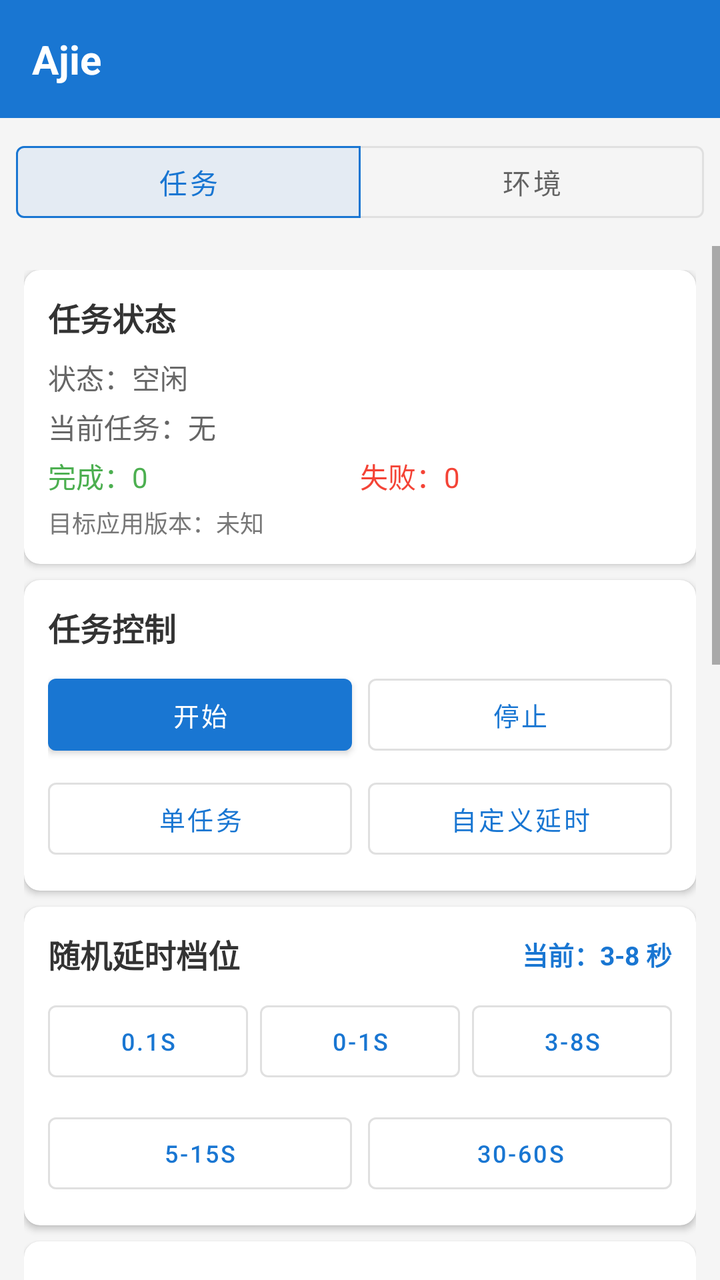
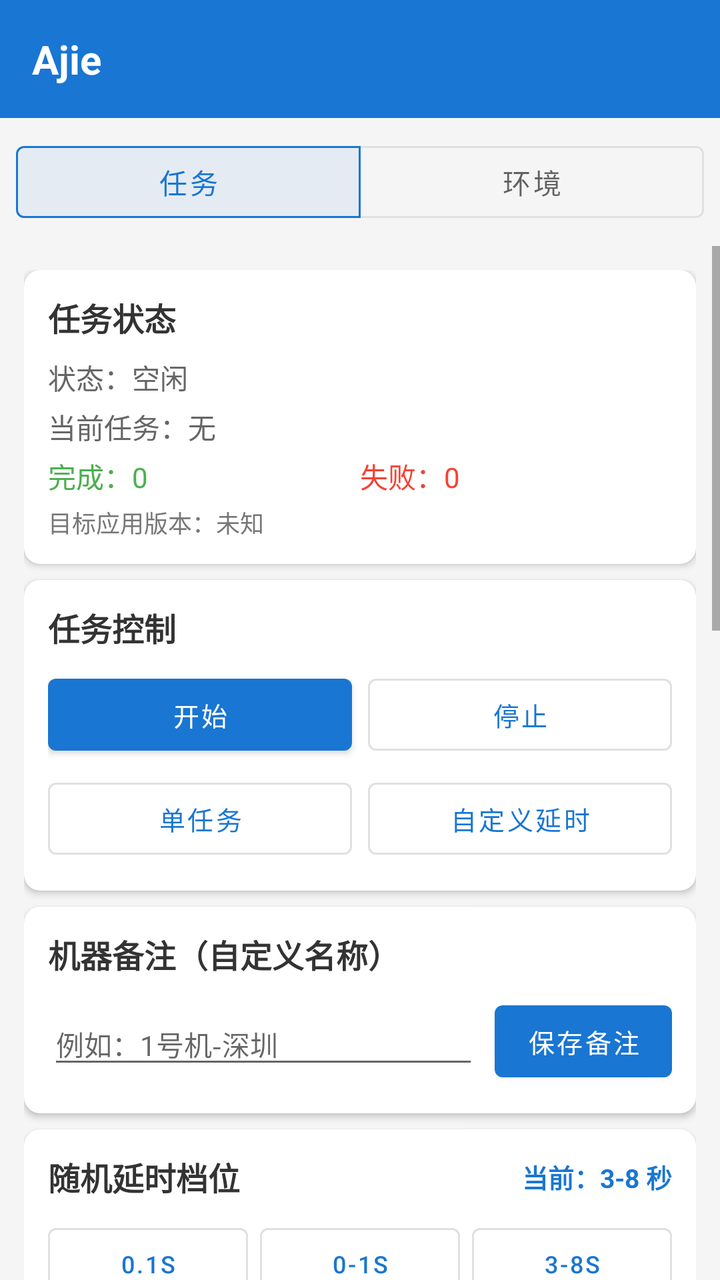

Before-and-after screenshots of an Android layout around one commit, followed by the original layout XML and the change that was made.
<!-- AndroidManifest.xml: application theme Theme.TaskHelper -->
<!-- res/layout/activity_main.xml -->
<?xml version="1.0" encoding="utf-8"?>
<LinearLayout xmlns:android="http://schemas.android.com/apk/res/android"
    xmlns:app="http://schemas.android.com/apk/res-auto"
    android:layout_width="match_parent"
    android:layout_height="match_parent"
    android:background="#F5F5F5"
    android:orientation="vertical">

    <LinearLayout
        android:layout_width="match_parent"
        android:layout_height="wrap_content"
        android:background="#1976D2"
        android:gravity="center_vertical"
        android:orientation="horizontal"
        android:padding="16dp">

        <TextView
            android:layout_width="0dp"
            android:layout_height="wrap_content"
            android:layout_weight="1"
            android:text="Ajie"
            android:textColor="#FFFFFF"
            android:textSize="20sp"
            android:textStyle="bold" />

        <TextView
            android:id="@+id/tv_username"
            android:layout_width="wrap_content"
            android:layout_height="wrap_content"
            android:textColor="#FFFFFF"
            android:textSize="14sp" />
    </LinearLayout>

    <com.google.android.material.button.MaterialButtonToggleGroup
        android:id="@+id/tab_group"
        android:layout_width="match_parent"
        android:layout_height="wrap_content"
        android:padding="8dp"
        app:checkedButton="@id/tab_task"
        app:selectionRequired="true"
        app:singleSelection="true">

        <com.google.android.material.button.MaterialButton
            android:id="@+id/tab_task"
            style="@style/Widget.MaterialComponents.Button.OutlinedButton"
            android:layout_width="0dp"
            android:layout_height="wrap_content"
            android:layout_weight="1"
            android:text="任务" />

        <com.google.android.material.button.MaterialButton
            android:id="@+id/tab_env"
            style="@style/Widget.MaterialComponents.Button.OutlinedButton"
            android:layout_width="0dp"
            android:layout_height="wrap_content"
            android:layout_weight="1"
            android:text="环境" />
    </com.google.android.material.button.MaterialButtonToggleGroup>

    <ScrollView
        android:id="@+id/page_task"
        android:layout_width="match_parent"
        android:layout_height="0dp"
        android:layout_weight="1">

        <LinearLayout
            android:layout_width="match_parent"
            android:layout_height="wrap_content"
            android:orientation="vertical"
            android:padding="12dp">

            <androidx.cardview.widget.CardView
                android:layout_width="match_parent"
                android:layout_height="wrap_content"
                android:layout_marginBottom="8dp"
                app:cardCornerRadius="8dp"
                app:cardElevation="2dp">

                <LinearLayout
                    android:layout_width="match_parent"
                    android:layout_height="wrap_content"
                    android:orientation="vertical"
                    android:padding="12dp">

                    <TextView
                        android:layout_width="wrap_content"
                        android:layout_height="wrap_content"
                        android:layout_marginBottom="8dp"
                        android:text="任务状态"
                        android:textColor="#333333"
                        android:textSize="16sp"
                        android:textStyle="bold" />

                    <TextView
                        android:id="@+id/tv_status"
                        android:layout_width="match_parent"
                        android:layout_height="wrap_content"
                        android:text="状态：空闲"
                        android:textColor="#666666"
                        android:textSize="14sp" />

                    <TextView
                        android:id="@+id/tv_current_task"
                        android:layout_width="match_parent"
                        android:layout_height="wrap_content"
                        android:layout_marginTop="4dp"
                        android:text="当前任务：无"
                        android:textColor="#666666"
                        android:textSize="14sp" />

                    <LinearLayout
                        android:layout_width="match_parent"
                        android:layout_height="wrap_content"
                        android:layout_marginTop="4dp"
                        android:orientation="horizontal">

                        <TextView
                            android:id="@+id/tv_completed_count"
                            android:layout_width="0dp"
                            android:layout_height="wrap_content"
                            android:layout_weight="1"
                            android:text="完成：0"
                            android:textColor="#4CAF50"
                            android:textSize="14sp" />

                        <TextView
                            android:id="@+id/tv_failed_count"
                            android:layout_width="0dp"
                            android:layout_height="wrap_content"
                            android:layout_weight="1"
                            android:text="失败：0"
                            android:textColor="#F44336"
                            android:textSize="14sp" />
                    </LinearLayout>

                    <TextView
                        android:id="@+id/tv_target_version"
                        android:layout_width="match_parent"
                        android:layout_height="wrap_content"
                        android:layout_marginTop="4dp"
                        android:text="目标应用版本：未知"
                        android:textColor="#777777"
                        android:textSize="12sp" />
                </LinearLayout>
            </androidx.cardview.widget.CardView>

            <androidx.cardview.widget.CardView
                android:layout_width="match_parent"
                android:layout_height="wrap_content"
                android:layout_marginBottom="8dp"
                app:cardCornerRadius="8dp"
                app:cardElevation="2dp">

                <LinearLayout
                    android:layout_width="match_parent"
                    android:layout_height="wrap_content"
                    android:orientation="vertical"
                    android:padding="12dp">

                    <TextView
                        android:layout_width="wrap_content"
                        android:layout_height="wrap_content"
                        android:layout_marginBottom="8dp"
                        android:text="任务控制"
                        android:textColor="#333333"
                        android:textSize="16sp"
                        android:textStyle="bold" />

                    <LinearLayout
                        android:layout_width="match_parent"
                        android:layout_height="wrap_content"
                        android:orientation="horizontal">

                        <com.google.android.material.button.MaterialButton
                            android:id="@+id/btn_start_auto"
                            android:layout_width="0dp"
                            android:layout_height="wrap_content"
                            android:layout_marginEnd="4dp"
                            android:layout_weight="1"
                            android:text="开始"
                            android:textSize="13sp" />

                        <com.google.android.material.button.MaterialButton
                            android:id="@+id/btn_stop_auto"
                            style="@style/Widget.MaterialComponents.Button.OutlinedButton"
                            android:layout_width="0dp"
                            android:layout_height="wrap_content"
                            android:layout_marginStart="4dp"
                            android:layout_weight="1"
                            android:text="停止"
                            android:textSize="13sp" />
                    </LinearLayout>

                    <LinearLayout
                        android:layout_width="match_parent"
                        android:layout_height="wrap_content"
                        android:layout_marginTop="4dp"
                        android:orientation="horizontal">

                        <com.google.android.material.button.MaterialButton
                            android:id="@+id/btn_single_task"
                            style="@style/Widget.MaterialComponents.Button.OutlinedButton"
                            android:layout_width="0dp"
                            android:layout_height="wrap_content"
                            android:layout_marginEnd="4dp"
                            android:layout_weight="1"
                            android:text="单任务"
                            android:textSize="13sp" />

                        <com.google.android.material.button.MaterialButton
                            android:id="@+id/btn_test_api"
                            style="@style/Widget.MaterialComponents.Button.OutlinedButton"
                            android:layout_width="0dp"
                            android:layout_height="wrap_content"
                            android:layout_marginStart="4dp"
                            android:layout_weight="1"
                            android:text="自定义延时"
                            android:textSize="13sp" />
                    </LinearLayout>
                </LinearLayout>
            </androidx.cardview.widget.CardView>

            <androidx.cardview.widget.CardView
                android:layout_width="match_parent"
                android:layout_height="wrap_content"
                android:layout_marginBottom="8dp"
                app:cardCornerRadius="8dp"
                app:cardElevation="2dp">

                <LinearLayout
                    android:layout_width="match_parent"
                    android:layout_height="wrap_content"
                    android:orientation="vertical"
                    android:padding="12dp">

                    <LinearLayout
                        android:layout_width="match_parent"
                        android:layout_height="wrap_content"
                        android:layout_marginBottom="8dp"
                        android:gravity="center_vertical"
                        android:orientation="horizontal">

                        <TextView
                            android:layout_width="0dp"
                            android:layout_height="wrap_content"
                            android:layout_weight="1"
                            android:text="随机延时档位"
                            android:textColor="#333333"
                            android:textSize="16sp"
                            android:textStyle="bold" />

                        <TextView
                            android:id="@+id/tv_current_delay"
                            android:layout_width="wrap_content"
                            android:layout_height="wrap_content"
                            android:text="当前：3-8 秒"
                            android:textColor="#1976D2"
                            android:textSize="13sp"
                            android:textStyle="bold" />
                    </LinearLayout>

                    <LinearLayout
                        android:layout_width="match_parent"
                        android:layout_height="wrap_content"
                        android:orientation="vertical">

                        <LinearLayout
                            android:layout_width="match_parent"
                            android:layout_height="wrap_content"
                            android:orientation="horizontal">

                            <com.google.android.material.button.MaterialButton
                                android:id="@+id/btn_delay_0_1s"
                                style="@style/Widget.MaterialComponents.Button.OutlinedButton"
                                android:layout_width="0dp"
                                android:layout_height="wrap_content"
                                android:layout_marginEnd="4dp"
                                android:layout_weight="1"
                                android:text="0.1s"
                                android:textSize="12sp" />

                            <com.google.android.material.button.MaterialButton
                                android:id="@+id/btn_delay_0_1"
                                style="@style/Widget.MaterialComponents.Button.OutlinedButton"
                                android:layout_width="0dp"
                                android:layout_height="wrap_content"
                                android:layout_marginHorizontal="2dp"
                                android:layout_weight="1"
                                android:text="0-1s"
                                android:textSize="12sp" />

                            <com.google.android.material.button.MaterialButton
                                android:id="@+id/btn_delay_3_8"
                                style="@style/Widget.MaterialComponents.Button.OutlinedButton"
                                android:layout_width="0dp"
                                android:layout_height="wrap_content"
                                android:layout_marginStart="4dp"
                                android:layout_weight="1"
                                android:text="3-8s"
                                android:textSize="12sp" />
                        </LinearLayout>

                        <LinearLayout
                            android:layout_width="match_parent"
                            android:layout_height="wrap_content"
                            android:layout_marginTop="8dp"
                            android:orientation="horizontal">

                            <com.google.android.material.button.MaterialButton
                                android:id="@+id/btn_delay_5_15"
                                style="@style/Widget.MaterialComponents.Button.OutlinedButton"
                                android:layout_width="0dp"
                                android:layout_height="wrap_content"
                                android:layout_marginEnd="4dp"
                                android:layout_weight="1"
                                android:text="5-15s"
                                android:textSize="12sp" />

                            <com.google.android.material.button.MaterialButton
                                android:id="@+id/btn_delay_30_60"
                                style="@style/Widget.MaterialComponents.Button.OutlinedButton"
                                android:layout_width="0dp"
                                android:layout_height="wrap_content"
                                android:layout_marginStart="4dp"
                                android:layout_weight="1"
                                android:text="30-60s"
                                android:textSize="12sp" />
                        </LinearLayout>
                    </LinearLayout>
                </LinearLayout>
            </androidx.cardview.widget.CardView>

            <androidx.cardview.widget.CardView
                android:layout_width="match_parent"
                android:layout_height="wrap_content"
                android:layout_marginBottom="8dp"
                app:cardCornerRadius="8dp"
                app:cardElevation="2dp">

                <LinearLayout
                    android:layout_width="match_parent"
                    android:layout_height="wrap_content"
                    android:orientation="vertical"
                    android:padding="12dp">

                    <LinearLayout
                        android:layout_width="match_parent"
                        android:layout_height="wrap_content"
                        android:gravity="center_vertical"
                        android:orientation="horizontal">

                        <TextView
                            android:layout_width="0dp"
                            android:layout_height="wrap_content"
                            android:layout_weight="1"
                            android:text="定时休息"
                            android:textColor="#333333"
                            android:textSize="16sp"
                            android:textStyle="bold" />

                        <com.google.android.material.switchmaterial.SwitchMaterial
                            android:id="@+id/switch_pause_enabled"
                            android:layout_width="wrap_content"
                            android:layout_height="wrap_content" />
                    </LinearLayout>

                    <LinearLayout
                        android:layout_width="match_parent"
                        android:layout_height="wrap_content"
                        android:layout_marginTop="4dp"
                        android:gravity="center_vertical"
                        android:orientation="horizontal">

                        <TextView
                            android:layout_width="wrap_content"
                            android:layout_height="wrap_content"
                            android:text="成功"
                            android:textColor="#666666"
                            android:textSize="13sp" />

                        <EditText
                            android:id="@+id/et_pause_count"
                            android:layout_width="60dp"
                            android:layout_height="wrap_content"
                            android:layout_marginHorizontal="4dp"
                            android:gravity="center"
                            android:inputType="number"
                            android:text="50"
                            android:textSize="13sp" />

                        <TextView
                            android:layout_width="wrap_content"
                            android:layout_height="wrap_content"
                            android:text="个后，暂停"
                            android:textColor="#666666"
                            android:textSize="13sp" />

                        <EditText
                            android:id="@+id/et_pause_minutes"
                            android:layout_width="60dp"
                            android:layout_height="wrap_content"
                            android:layout_marginHorizontal="4dp"
                            android:gravity="center"
                            android:inputType="number"
                            android:text="30"
                            android:textSize="13sp" />

                        <TextView
                            android:layout_width="wrap_content"
                            android:layout_height="wrap_content"
                            android:text="分钟"
                            android:textColor="#666666"
                            android:textSize="13sp" />
                    </LinearLayout>
                </LinearLayout>
            </androidx.cardview.widget.CardView>

            <androidx.cardview.widget.CardView
                android:layout_width="match_parent"
                android:layout_height="wrap_content"
                android:layout_marginBottom="8dp"
                app:cardCornerRadius="8dp"
                app:cardElevation="2dp">

                <LinearLayout
                    android:layout_width="match_parent"
                    android:layout_height="wrap_content"
                    android:orientation="vertical"
                    android:padding="12dp">

                    <LinearLayout
                        android:layout_width="match_parent"
                        android:layout_height="wrap_content"
                        android:gravity="center_vertical"
                        android:orientation="horizontal">

                        <TextView
                            android:layout_width="0dp"
                            android:layout_height="wrap_content"
                            android:layout_weight="1"
                            android:text="静默模式"
                            android:textColor="#333333"
                            android:textSize="16sp"
                            android:textStyle="bold" />

                        <com.google.android.material.switchmaterial.SwitchMaterial
                            android:id="@+id/switch_silent_mode"
                            android:layout_width="wrap_content"
                            android:layout_height="wrap_content" />
                    </LinearLayout>

                    <TextView
                        android:layout_width="match_parent"
                        android:layout_height="wrap_content"
                        android:layout_marginTop="4dp"
                        android:text="开启后只通知环境App抓取商品数据，不跳转商品页；约15秒未回传自动回退跳转。"
                        android:textColor="#888888"
                        android:textSize="12sp" />
                </LinearLayout>
            </androidx.cardview.widget.CardView>

            <androidx.cardview.widget.CardView
                android:layout_width="match_parent"
                android:layout_height="wrap_content"
                android:layout_marginBottom="8dp"
                app:cardCornerRadius="8dp"
                app:cardElevation="2dp">

                <LinearLayout
                    android:layout_width="match_parent"
                    android:layout_height="wrap_content"
                    android:orientation="vertical"
                    android:padding="12dp">

                    <LinearLayout
                        android:layout_width="match_parent"
                        android:layout_height="wrap_content"
                        android:gravity="center_vertical"
                        android:orientation="horizontal">

                        <TextView
                            android:layout_width="0dp"
                            android:layout_height="wrap_content"
                            android:layout_weight="1"
                            android:text="聊一聊（OCR识别）"
                            android:textColor="#333333"
                            android:textSize="16sp"
                            android:textStyle="bold" />

                        <com.google.android.material.switchmaterial.SwitchMaterial
                            android:id="@+id/switch_chat_mode"
                            android:layout_width="wrap_content"
                            android:layout_height="wrap_content" />
                    </LinearLayout>

                    <TextView
                        android:layout_width="match_parent"
                        android:layout_height="wrap_content"
                        android:layout_marginTop="4dp"
                        android:text="开启后每轮任务把链接发送到当前Shopee聊天并点击，上传后自动返回聊天；自动识别搜图页并先关闭再返回。"
                        android:textColor="#888888"
                        android:textSize="12sp" />

                    <TextView
                        android:id="@+id/tv_chat_status"
                        android:layout_width="match_parent"
                        android:layout_height="wrap_content"
                        android:layout_marginTop="4dp"
                        android:text="未开启"
                        android:textColor="#E67E22"
                        android:textSize="12sp" />

                    <com.google.android.material.button.MaterialButton
                        android:id="@+id/btn_chat_permission"
                        style="@style/Widget.MaterialComponents.Button.OutlinedButton"
                        android:layout_width="match_parent"
                        android:layout_height="wrap_content"
                        android:layout_marginTop="6dp"
                        android:text="去开启无障碍权限（聊一聊）"
                        android:textSize="13sp" />
                </LinearLayout>
            </androidx.cardview.widget.CardView>

            <androidx.cardview.widget.CardView
                android:layout_width="match_parent"
                android:layout_height="wrap_content"
                android:layout_marginBottom="8dp"
                app:cardCornerRadius="8dp"
                app:cardElevation="2dp">

                <LinearLayout
                    android:layout_width="match_parent"
                    android:layout_height="wrap_content"
                    android:orientation="vertical"
                    android:padding="12dp">

                    <LinearLayout
                        android:layout_width="match_parent"
                        android:layout_height="wrap_content"
                        android:layout_marginBottom="8dp"
                        android:gravity="center_vertical"
                        android:orientation="horizontal">

                        <TextView
                            android:layout_width="0dp"
                            android:layout_height="wrap_content"
                            android:layout_weight="1"
                            android:text="运行日志"
                            android:textColor="#333333"
                            android:textSize="16sp"
                            android:textStyle="bold" />

                        <com.google.android.material.button.MaterialButton
                            android:id="@+id/btn_clear_log"
                            style="@style/Widget.MaterialComponents.Button.TextButton"
                            android:layout_width="wrap_content"
                            android:layout_height="wrap_content"
                            android:text="清空"
                            android:textSize="12sp" />
                    </LinearLayout>

                    <ScrollView
                        android:id="@+id/scroll_logs"
                        android:layout_width="match_parent"
                        android:layout_height="200dp"
                        android:background="#1A000000"
                        android:padding="8dp">

                        <TextView
                            android:id="@+id/tv_logs"
                            android:layout_width="match_parent"
                            android:layout_height="wrap_content"
                            android:fontFamily="monospace"
                            android:textColor="#333333"
                            android:textSize="11sp" />
                    </ScrollView>
                </LinearLayout>
            </androidx.cardview.widget.CardView>

            <com.google.android.material.button.MaterialButton
                android:id="@+id/btn_logout"
                style="@style/Widget.MaterialComponents.Button.TextButton"
                android:layout_width="match_parent"
                android:layout_height="wrap_content"
                android:text="退出登录"
                android:textColor="#F44336"
                android:textSize="14sp" />
        </LinearLayout>
    </ScrollView>

    <LinearLayout
        android:id="@+id/page_env"
        android:layout_width="match_parent"
        android:layout_height="0dp"
        android:layout_weight="1"
        android:orientation="vertical"
        android:padding="12dp"
        android:visibility="gone">

        <androidx.cardview.widget.CardView
            android:layout_width="match_parent"
            android:layout_height="wrap_content"
            android:layout_marginBottom="8dp"
            app:cardCornerRadius="8dp"
            app:cardElevation="2dp">

            <LinearLayout
                android:layout_width="match_parent"
                android:layout_height="wrap_content"
                android:gravity="center_vertical"
                android:orientation="horizontal"
                android:padding="12dp">

                <TextView
                    android:id="@+id/tv_fp_count"
                    android:layout_width="0dp"
                    android:layout_height="wrap_content"
                    android:layout_weight="1"
                    android:text="总数：0"
                    android:textColor="#666666"
                    android:textSize="14sp" />

                <com.google.android.material.button.MaterialButton
                    android:id="@+id/btn_generate_fp"
                    style="@style/Widget.MaterialComponents.Button.OutlinedButton"
                    android:layout_width="wrap_content"
                    android:layout_height="wrap_content"
                    android:layout_marginEnd="8dp"
                    android:text="生成"
                    android:textSize="13sp" />

                <com.google.android.material.button.MaterialButton
                    android:id="@+id/btn_batch_generate_fp"
                    android:layout_width="wrap_content"
                    android:layout_height="wrap_content"
                    android:text="批量"
                    android:textSize="13sp" />
            </LinearLayout>
        </androidx.cardview.widget.CardView>

        <androidx.recyclerview.widget.RecyclerView
            android:id="@+id/rv_fp_list"
            android:layout_width="match_parent"
            android:layout_height="0dp"
            android:layout_weight="1"
            android:clipToPadding="false"
            android:padding="4dp" />
    </LinearLayout>
</LinearLayout>
<!-- resources referenced by this layout -->
<resources>
  <style name="Theme.TaskHelper" parent="Theme.MaterialComponents.Light.NoActionBar">
          <item name="colorPrimary">#1976D2</item>
          <item name="colorPrimaryVariant">#1565C0</item>
          <item name="colorOnPrimary">#FFFFFF</item>
          <item name="colorSecondary">#26A69A</item>
          <item name="colorSecondaryVariant">#00897B</item>
          <item name="colorOnSecondary">#FFFFFF</item>
          <item name="android:statusBarColor">#1565C0</item>
      </style>
</resources>

<!-- the commit's change to res/layout/activity_main.xml (unified diff, before → after) -->
@@ -215,6 +215,54 @@
                             android:layout_marginStart="4dp"
                             android:layout_weight="1"
                             android:text="自定义延时"
+                            android:textSize="13sp" />
+                    </LinearLayout>
+                </LinearLayout>
+            </androidx.cardview.widget.CardView>
+
+            <androidx.cardview.widget.CardView
+                android:layout_width="match_parent"
+                android:layout_height="wrap_content"
+                android:layout_marginBottom="8dp"
+                app:cardCornerRadius="8dp"
+                app:cardElevation="2dp">
+
+                <LinearLayout
+                    android:layout_width="match_parent"
+                    android:layout_height="wrap_content"
+                    android:orientation="vertical"
+                    android:padding="12dp">
+
+                    <TextView
+                        android:layout_width="wrap_content"
+                        android:layout_height="wrap_content"
+                        android:layout_marginBottom="8dp"
+                        android:text="机器备注（自定义名称）"
+                        android:textColor="#333333"
+                        android:textSize="16sp"
+                        android:textStyle="bold" />
+
+                    <LinearLayout
+                        android:layout_width="match_parent"
+                        android:layout_height="wrap_content"
+                        android:gravity="center_vertical"
+                        android:orientation="horizontal">
+
+                        <EditText
+                            android:id="@+id/et_device_name"
+                            android:layout_width="0dp"
+                            android:layout_height="wrap_content"
+                            android:layout_weight="1"
+                            android:hint="例如：1号机-深圳"
+                            android:inputType="text"
+                            android:textSize="14sp" />
+
+                        <com.google.android.material.button.MaterialButton
+                            android:id="@+id/btn_save_device_name"
+                            android:layout_width="wrap_content"
+                            android:layout_height="wrap_content"
+                            android:layout_marginStart="8dp"
+                            android:text="保存备注"
                             android:textSize="13sp" />
                     </LinearLayout>
                 </LinearLayout>
